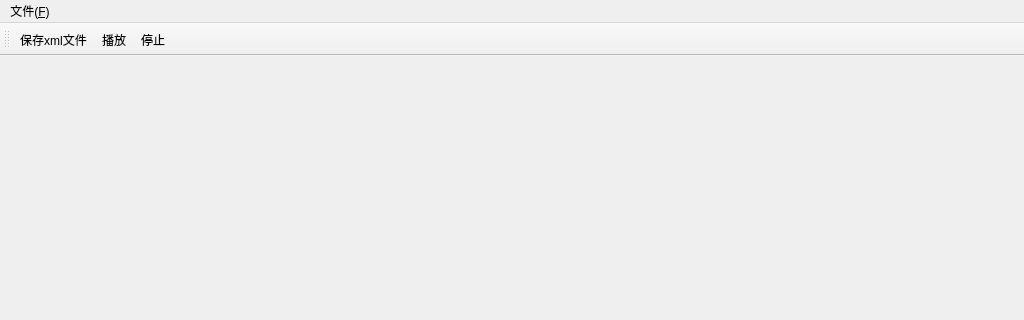
First picture: the form in ModelEditor/modeleditor.ui, repository immiao/ModelEditor, before the edit; both pictures show x 0 to 1024 and y 0 to 320 of the 1024 by 768 pixel window.
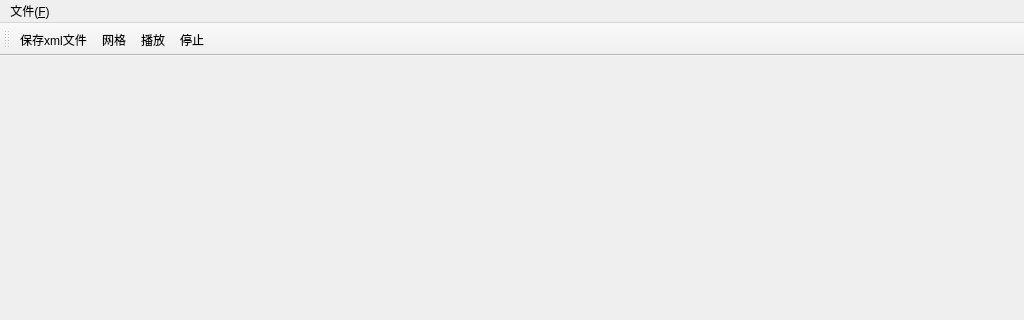
Second picture: the form after the edit. Icons and pictures are not drawn.

Diff of the .ui file:
```diff
--- a/ModelEditor/modeleditor.ui
+++ b/ModelEditor/modeleditor.ui
@@ -42,6 +42,7 @@
     <bool>false</bool>
    </attribute>
    <addaction name="action_save"/>
+   <addaction name="action_grid"/>
    <addaction name="action_play"/>
    <addaction name="action_stop"/>
   </widget>
@@ -99,6 +100,15 @@
     <string>停止</string>
    </property>
   </action>
+  <action name="action_grid">
+   <property name="icon">
+    <iconset resource="modeleditor.qrc">
+     <normaloff>:/ModelEditor/Resources/Grid.png</normaloff>:/ModelEditor/Resources/Grid.png</iconset>
+   </property>
+   <property name="text">
+    <string>网格</string>
+   </property>
+  </action>
  </widget>
  <layoutdefault spacing="6" margin="11"/>
  <resources>
```
